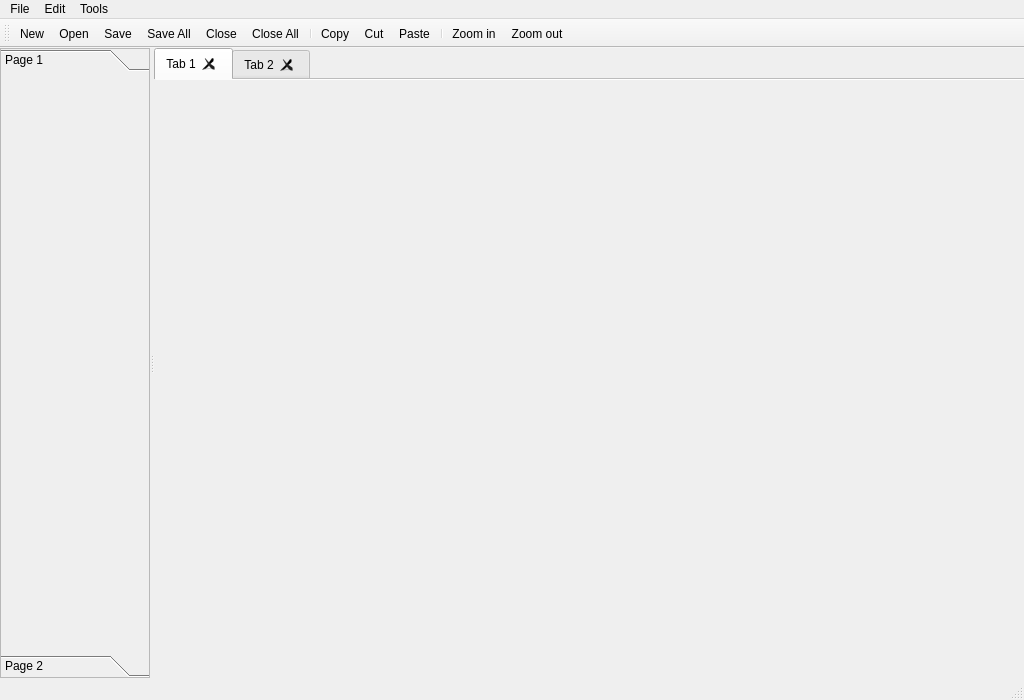
First picture: the form in ELD/mainwindow.ui, repository wastedabuser/eld-designer, before the edit.
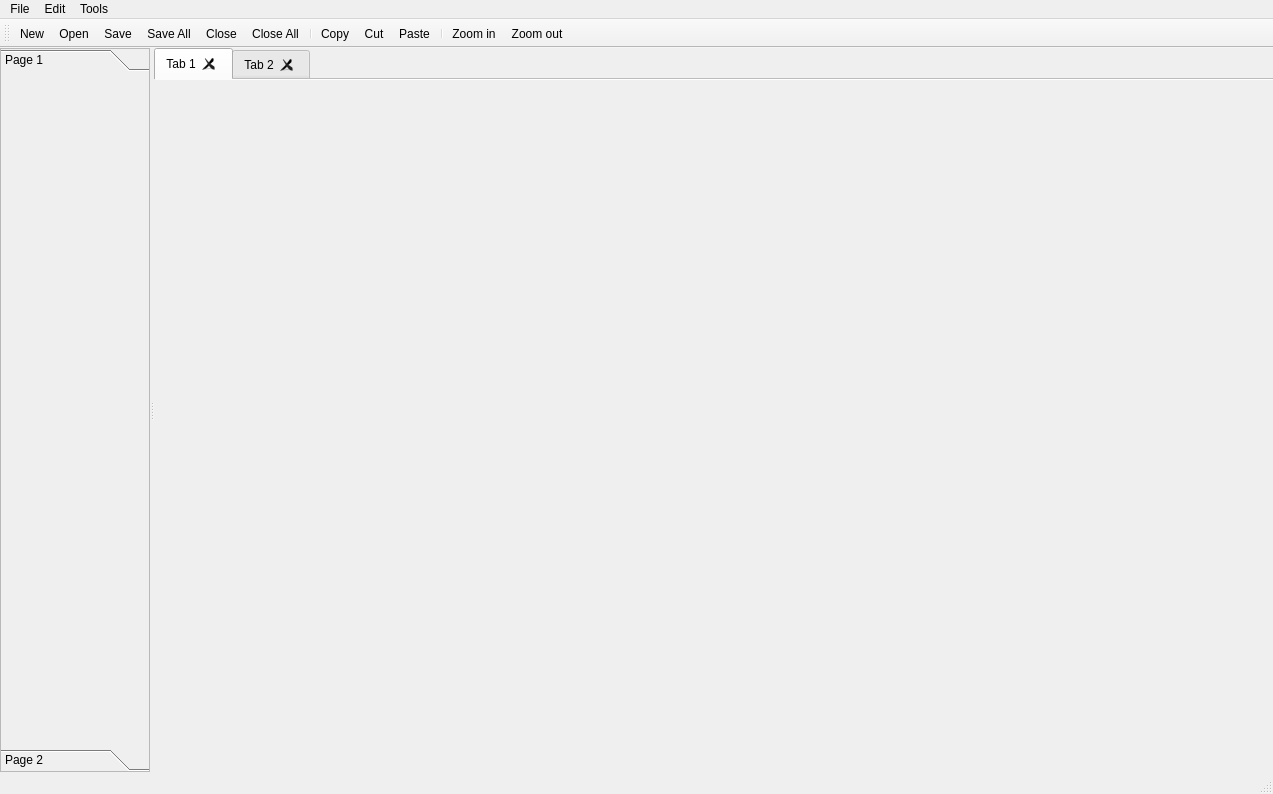
Second picture: the form after the edit. Icons and pictures are not drawn.

Patch:
```diff
--- a/ELD/mainwindow.ui
+++ b/ELD/mainwindow.ui
@@ -6,8 +6,8 @@
    <rect>
     <x>0</x>
     <y>0</y>
-    <width>1024</width>
-    <height>700</height>
+    <width>1273</width>
+    <height>794</height>
    </rect>
   </property>
   <property name="windowTitle">
@@ -66,7 +66,7 @@
           <x>0</x>
           <y>0</y>
           <width>148</width>
-          <height>581</height>
+          <height>675</height>
          </rect>
         </property>
         <attribute name="label">
@@ -126,7 +126,7 @@
     <rect>
      <x>0</x>
      <y>0</y>
-     <width>1024</width>
+     <width>1273</width>
      <height>21</height>
     </rect>
    </property>
```
